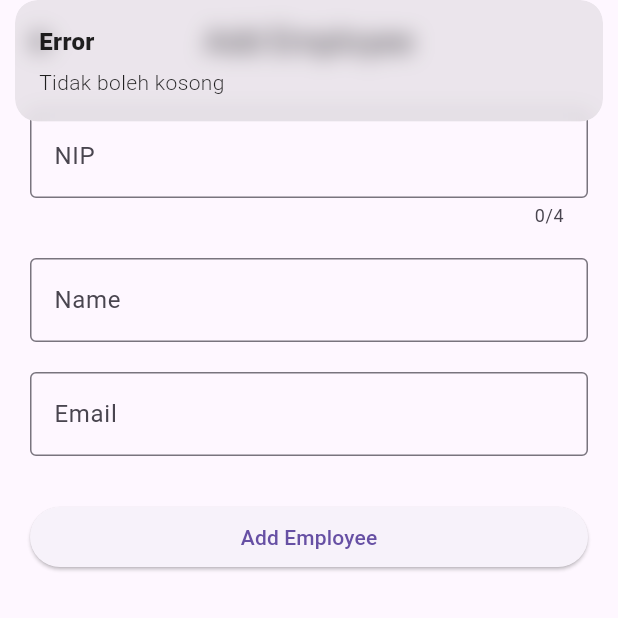
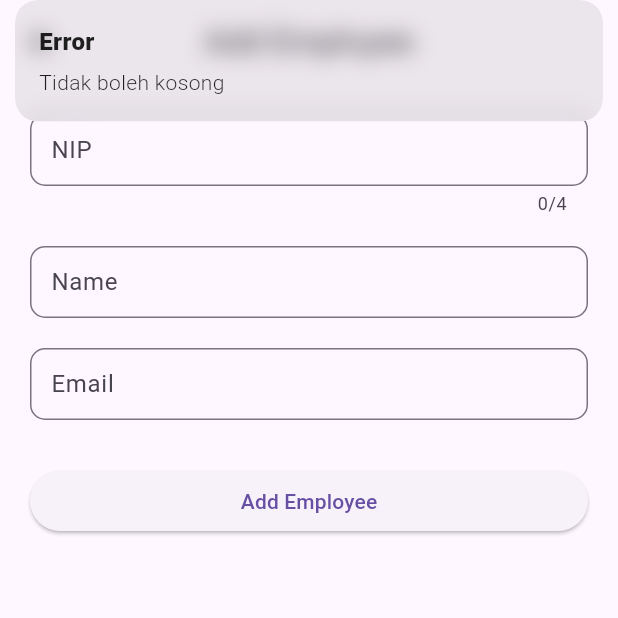
Before and after one commit to FirmanMulyawan/flutter_presence, a Flutter app: the AddPegawaiView screen opened by its route, after a tap on "Add Employee", on a phone screen of 412 x 824 dp, the top half of it. Run offline on Flutter 3.47's test engine with Material 3 defaults, Android fonts, the phone set to English and light mode, and no system bars; our stand-ins replace cloud_firestore, firebase_auth, firebase_core, get; accounts and stored records are empty.

```diff
--- a/lib/app/modules/add_pegawai/controllers/add_pegawai_controller.dart
+++ b/lib/app/modules/add_pegawai/controllers/add_pegawai_controller.dart
@@ -18,7 +18,7 @@ class AddPegawaiController extends GetxController {
       try {
         UserCredential credential = await auth.createUserWithEmailAndPassword(
           email: emailC.text,
-          password: "qwerty@123",
+          password: "password",
         );
 
         if (credential.user?.uid != null) {
@@ -30,12 +30,27 @@ class AddPegawaiController extends GetxController {
             "uid": uid,
             "createdAt": DateTime.now().toIso8601String()
           });
+
+          await credential.user?.sendEmailVerification();
+
+          Get.defaultDialog(
+              title: "Success add Employe",
+              middleText: "kamu berhasil menambahkan employee",
+              contentPadding: EdgeInsets.all(20),
+              actions: [
+                ElevatedButton(
+                    onPressed: () {
+                      Get.back();
+                      Get.back();
+                    },
+                    child: Text("Success"))
+              ]);
         }
       } on FirebaseAuthException catch (e) {
         if (e.code == 'weak-password') {
           Get.snackbar("Error", "Password terlalu singkat");
         } else if (e.code == 'email-already-in-use') {
-          Get.snackbar("Error", "employee sudah ada");
+          Get.snackbar("Error", "Email telah digunakan");
         }
       } catch (e) {
         Get.snackbar("Error", e.toString());
--- a/lib/app/modules/add_pegawai/views/add_pegawai_view.dart
+++ b/lib/app/modules/add_pegawai/views/add_pegawai_view.dart
@@ -17,23 +17,38 @@ class AddPegawaiView extends GetView<AddPegawaiController> {
         padding: EdgeInsets.all(20),
         children: [
           TextField(
+            autocorrect: false,
             controller: controller.nipC,
             keyboardType: TextInputType.number,
             maxLength: 4,
-            decoration:
-                InputDecoration(labelText: "NIP", border: OutlineInputBorder()),
+            decoration: InputDecoration(
+                labelText: "NIP",
+                contentPadding:
+                    EdgeInsets.symmetric(vertical: 10.0, horizontal: 10.0),
+                border: OutlineInputBorder(
+                    borderRadius: BorderRadius.circular(10.0))),
           ),
           SizedBox(height: 20),
           TextField(
+            autocorrect: false,
             controller: controller.nameC,
             decoration: InputDecoration(
-                labelText: "Name", border: OutlineInputBorder()),
+                labelText: "Name",
+                contentPadding:
+                    EdgeInsets.symmetric(vertical: 10.0, horizontal: 10.0),
+                border: OutlineInputBorder(
+                    borderRadius: BorderRadius.circular(10.0))),
           ),
           SizedBox(height: 20),
           TextField(
+            autocorrect: false,
             controller: controller.emailC,
             decoration: InputDecoration(
-                labelText: "Email", border: OutlineInputBorder()),
+                labelText: "Email",
+                contentPadding:
+                    EdgeInsets.symmetric(vertical: 10.0, horizontal: 10.0),
+                border: OutlineInputBorder(
+                    borderRadius: BorderRadius.circular(10.0))),
           ),
           SizedBox(height: 30),
           ElevatedButton(
--- a/lib/app/routes/app_routes.dart
+++ b/lib/app/routes/app_routes.dart
@@ -5,10 +5,14 @@ abstract class Routes {
   Routes._();
   static const home = _Paths.home;
   static const addPegawai = _Paths.addPegawai;
+  static const login = _Paths.login;
+  static const newPassword = _Paths.newPassword;
 }
 
 abstract class _Paths {
   _Paths._();
   static const home = '/home';
   static const addPegawai = '/add-pegawai';
+  static const login = '/login';
+  static const newPassword = '/new-password';
 }
--- a/lib/main.dart
+++ b/lib/main.dart
@@ -14,7 +14,7 @@ void main() async {
   runApp(
     GetMaterialApp(
       title: "Application",
-      initialRoute: AppPages.initial,
+      initialRoute: Routes.login,
       getPages: AppPages.routes,
     ),
   );
```
Also changed, not shown: lib/app/modules/login/bindings/login_binding.dart (added, +12 -0 lines), lib/app/modules/login/controllers/login_controller.dart (added, +66 -0 lines), lib/app/modules/login/views/login_view.dart (added, +62 -0 lines), lib/app/modules/new_password/bindings/new_password_binding.dart (added, +12 -0 lines), lib/app/modules/new_password/controllers/new_password_controller.dart (added, +44 -0 lines), lib/app/modules/new_password/views/new_password_view.dart (added, +49 -0 lines), lib/app/routes/app_pages.dart (+14 -0 lines), 1 other file.
